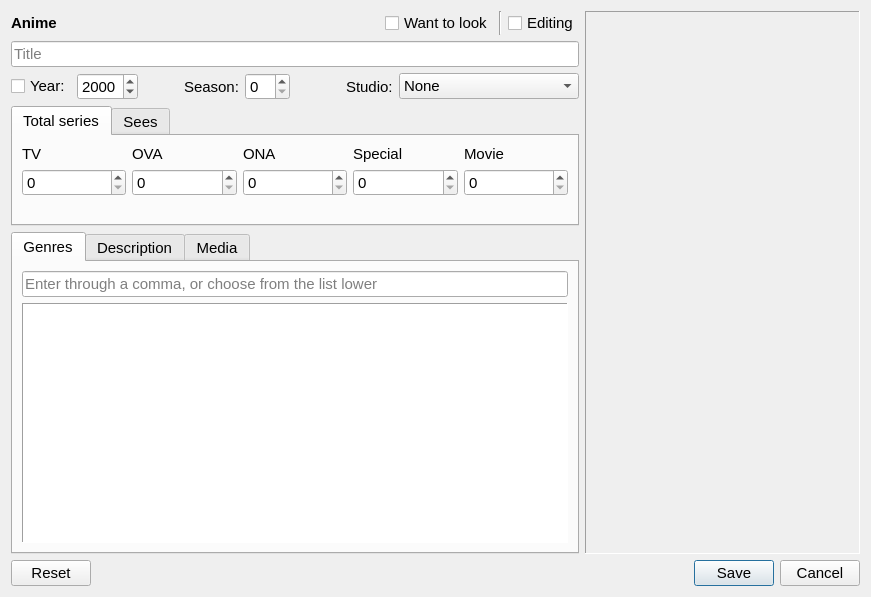
LibertaSoft/DatabaseAnime, file dialogaddanime.ui: the form before one commit.
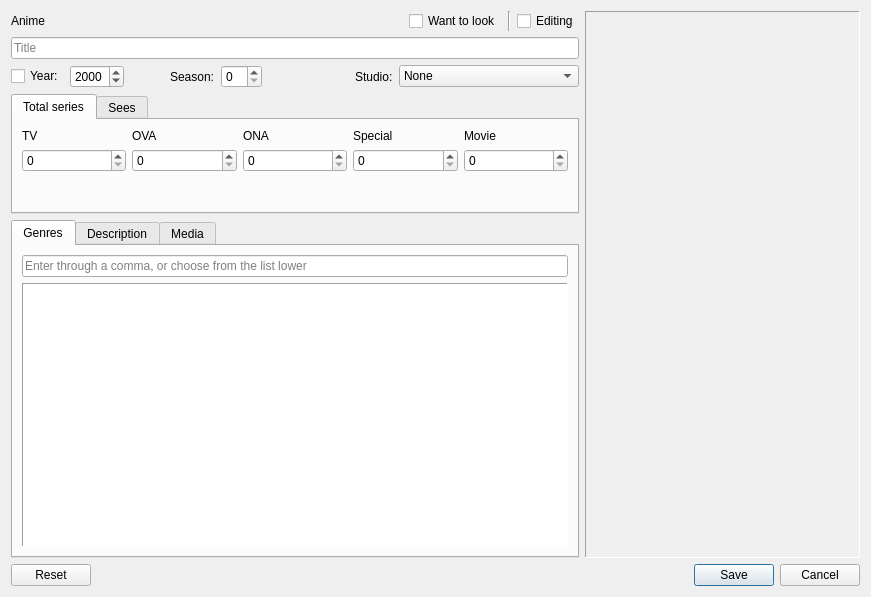
The form after the commit. Icons and pictures are not drawn. Custom widgets are drawn as their Qt base class.

```diff
--- a/dialogaddanime.ui
+++ b/dialogaddanime.ui
@@ -28,14 +28,6 @@
         <layout class="QHBoxLayout" name="HLay_1">
          <item>
           <widget class="QLabel" name="label">
-           <property name="font">
-            <font>
-             <family>Cantarell</family>
-             <pointsize>11</pointsize>
-             <weight>75</weight>
-             <bold>true</bold>
-            </font>
-           </property>
            <property name="text">
             <string>Anime</string>
            </property>
@@ -43,12 +35,6 @@
          </item>
          <item>
           <spacer name="HSpacer_0">
-           <property name="font">
-            <font>
-             <family>Cantarell</family>
-             <pointsize>11</pointsize>
-            </font>
-           </property>
            <property name="orientation">
             <enum>Qt::Horizontal</enum>
            </property>
@@ -62,12 +48,6 @@
          </item>
          <item>
           <widget class="QCheckBox" name="CheckBox_LookLater">
-           <property name="font">
-            <font>
-             <family>Cantarell</family>
-             <pointsize>11</pointsize>
-            </font>
-           </property>
            <property name="text">
             <string>Want to look</string>
            </property>
@@ -75,12 +55,6 @@
          </item>
          <item>
           <widget class="Line" name="line">
-           <property name="font">
-            <font>
-             <family>Cantarell</family>
-             <pointsize>11</pointsize>
-            </font>
-           </property>
            <property name="orientation">
             <enum>Qt::Vertical</enum>
            </property>
@@ -88,12 +62,6 @@
          </item>
          <item>
           <widget class="QCheckBox" name="CheckBox_Editing">
-           <property name="font">
-            <font>
-             <family>Cantarell</family>
-             <pointsize>11</pointsize>
-            </font>
-           </property>
            <property name="text">
             <string>Editing</string>
            </property>
@@ -103,12 +71,6 @@
        </item>
        <item>
         <widget class="QLineEdit" name="LineEdit_Title">
-         <property name="font">
-          <font>
-           <family>Cantarell</family>
-           <pointsize>11</pointsize>
-          </font>
-         </property>
          <property name="maxLength">
           <number>128</number>
          </property>
@@ -141,12 +103,6 @@
          </property>
          <item>
           <widget class="QCheckBox" name="CBox_Year">
-           <property name="font">
-            <font>
-             <family>Cantarell</family>
-             <pointsize>11</pointsize>
-            </font>
-           </property>
            <property name="text">
             <string>Year:</string>
            </property>
@@ -154,12 +110,6 @@
          </item>
          <item>
           <widget class="QSpinBox" name="SpinBox_Year">
-           <property name="font">
-            <font>
-             <family>Cantarell</family>
-             <pointsize>11</pointsize>
-            </font>
-           </property>
            <property name="minimum">
             <number>1900</number>
            </property>
@@ -173,12 +123,6 @@
          </item>
          <item>
           <spacer name="HSpacer_1">
-           <property name="font">
-            <font>
-             <family>Cantarell</family>
-             <pointsize>11</pointsize>
-            </font>
-           </property>
            <property name="orientation">
             <enum>Qt::Horizontal</enum>
            </property>
@@ -195,35 +139,16 @@
          </item>
          <item>
           <widget class="QLabel" name="Lbl_Season">
-           <property name="font">
-            <font>
-             <family>Cantarell</family>
-             <pointsize>11</pointsize>
-            </font>
-           </property>
            <property name="text">
             <string>Season:</string>
            </property>
           </widget>
          </item>
          <item>
-          <widget class="QSpinBox" name="SpinBox_Season">
-           <property name="font">
-            <font>
-             <family>Cantarell</family>
-             <pointsize>11</pointsize>
-            </font>
-           </property>
-          </widget>
+          <widget class="QSpinBox" name="SpinBox_Season"/>
          </item>
          <item>
           <spacer name="HSpacer_2">
-           <property name="font">
-            <font>
-             <family>Cantarell</family>
-             <pointsize>11</pointsize>
-            </font>
-           </property>
            <property name="orientation">
             <enum>Qt::Horizontal</enum>
            </property>
@@ -237,12 +162,6 @@
          </item>
          <item>
           <widget class="QLabel" name="Lbl_Studio">
-           <property name="font">
-            <font>
-             <family>Cantarell</family>
-             <pointsize>11</pointsize>
-            </font>
-           </property>
            <property name="text">
             <string>Studio:</string>
            </property>
@@ -256,12 +175,6 @@
              <height>16777215</height>
             </size>
            </property>
-           <property name="font">
-            <font>
-             <family>Cantarell</family>
-             <pointsize>11</pointsize>
-            </font>
-           </property>
            <property name="inputMethodHints">
             <set>Qt::ImhSensitiveData</set>
            </property>
@@ -1095,12 +1008,6 @@
            <height>120</height>
           </size>
          </property>
-         <property name="font">
-          <font>
-           <family>Cantarell</family>
-           <pointsize>11</pointsize>
-          </font>
-         </property>
          <property name="currentIndex">
           <number>0</number>
          </property>
@@ -1117,12 +1024,6 @@
                <height>40</height>
               </size>
              </property>
-             <property name="font">
-              <font>
-               <family>Cantarell</family>
-               <pointsize>11</pointsize>
-              </font>
-             </property>
              <property name="text">
               <string>TV</string>
              </property>
@@ -1136,12 +1037,6 @@
                <height>40</height>
               </size>
              </property>
-             <property name="font">
-              <font>
-               <family>Cantarell</family>
-               <pointsize>11</pointsize>
-              </font>
-             </property>
              <property name="text">
               <string>OVA</string>
              </property>
@@ -1155,12 +1050,6 @@
                <height>40</height>
               </size>
              </property>
-             <property name="font">
-              <font>
-               <family>Cantarell</family>
-               <pointsize>11</pointsize>
-              </font>
-             </property>
              <property name="text">
               <string>ONA</string>
              </property>
@@ -1174,12 +1063,6 @@
                <height>40</height>
               </size>
              </property>
-             <property name="font">
-              <font>
-               <family>Cantarell</family>
-               <pointsize>11</pointsize>
-              </font>
-             </property>
              <property name="text">
               <string>Special</string>
              </property>
@@ -1193,12 +1076,6 @@
                <height>40</height>
               </size>
              </property>
-             <property name="font">
-              <font>
-               <family>Cantarell</family>
-               <pointsize>11</pointsize>
-              </font>
-             </property>
              <property name="text">
               <string>Movie</string>
              </property>
@@ -1206,12 +1083,6 @@
            </item>
            <item row="1" column="0">
             <widget class="QSpinBox" name="SpinBox_aTV">
-             <property name="font">
-              <font>
-               <family>Cantarell</family>
-               <pointsize>11</pointsize>
-              </font>
-             </property>
              <property name="maximum">
               <number>9999</number>
              </property>
@@ -1219,12 +1090,6 @@
            </item>
            <item row="1" column="1">
             <widget class="QSpinBox" name="SpinBox_aOVA">
-             <property name="font">
-              <font>
-               <family>Cantarell</family>
-               <pointsize>11</pointsize>
-              </font>
-             </property>
              <property name="maximum">
               <number>9999</number>
              </property>
@@ -1232,12 +1097,6 @@
            </item>
            <item row="1" column="2">
             <widget class="QSpinBox" name="SpinBox_aONA">
-             <property name="font">
-              <font>
-               <family>Cantarell</family>
-               <pointsize>11</pointsize>
-              </font>
-             </property>
              <property name="maximum">
               <number>9999</number>
              </property>
@@ -1245,12 +1104,6 @@
            </item>
            <item row="1" column="3">
             <widget class="QSpinBox" name="SpinBox_aSpec">
-             <property name="font">
-              <font>
-               <family>Cantarell</family>
-               <pointsize>11</pointsize>
-              </font>
-             </property>
              <property name="maximum">
               <number>9999</number>
              </property>
@@ -1258,12 +1111,6 @@
            </item>
            <item row="1" column="4">
             <widget class="QSpinBox" name="SpinBox_aMovie">
-             <property name="font">
-              <font>
-               <family>Cantarell</family>
-               <pointsize>11</pointsize>
-              </font>
-             </property>
              <property name="maximum">
               <number>9999</number>
              </property>
@@ -1271,12 +1118,6 @@
            </item>
            <item row="2" column="0" colspan="5">
             <spacer name="VSpacer_SeriesAll">
-             <property name="font">
-              <font>
-               <family>Cantarell</family>
-               <pointsize>11</pointsize>
-              </font>
-             </property>
              <property name="orientation">
               <enum>Qt::Vertical</enum>
              </property>
@@ -1384,12 +1225,6 @@
        </item>
        <item>
         <widget class="QTabWidget" name="TabWidget_Info">
-         <property name="font">
-          <font>
-           <family>Cantarell</family>
-           <pointsize>11</pointsize>
-          </font>
-         </property>
          <property name="currentIndex">
           <number>0</number>
          </property>
@@ -1400,12 +1235,6 @@
           <layout class="QVBoxLayout" name="verticalLayout_2">
            <item>
             <widget class="QLineEdit" name="LineEdit_Tags">
-             <property name="font">
-              <font>
-               <family>Cantarell</family>
-               <pointsize>11</pointsize>
-              </font>
-             </property>
              <property name="text">
               <string/>
              </property>
@@ -1425,12 +1254,6 @@
            </item>
            <item>
             <widget class="QListView" name="ListView_Tags">
-             <property name="font">
-              <font>
-               <family>Cantarell</family>
-               <pointsize>11</pointsize>
-              </font>
-             </property>
              <property name="frameShape">
               <enum>QFrame::Panel</enum>
              </property>
@@ -1570,12 +1393,6 @@
          <height>0</height>
         </size>
        </property>
-       <property name="font">
-        <font>
-         <family>Cantarell</family>
-         <pointsize>11</pointsize>
-        </font>
-       </property>
        <property name="toolTip">
         <string>Drop image here, or a double click for a file choice</string>
        </property>
@@ -1606,12 +1423,6 @@
    </item>
    <item>
     <widget class="QDialogButtonBox" name="BtnBox">
-     <property name="font">
-      <font>
-       <family>Cantarell</family>
-       <pointsize>11</pointsize>
-      </font>
-     </property>
      <property name="standardButtons">
       <set>QDialogButtonBox::Cancel|QDialogButtonBox::Reset|QDialogButtonBox::Save</set>
      </property>
```
